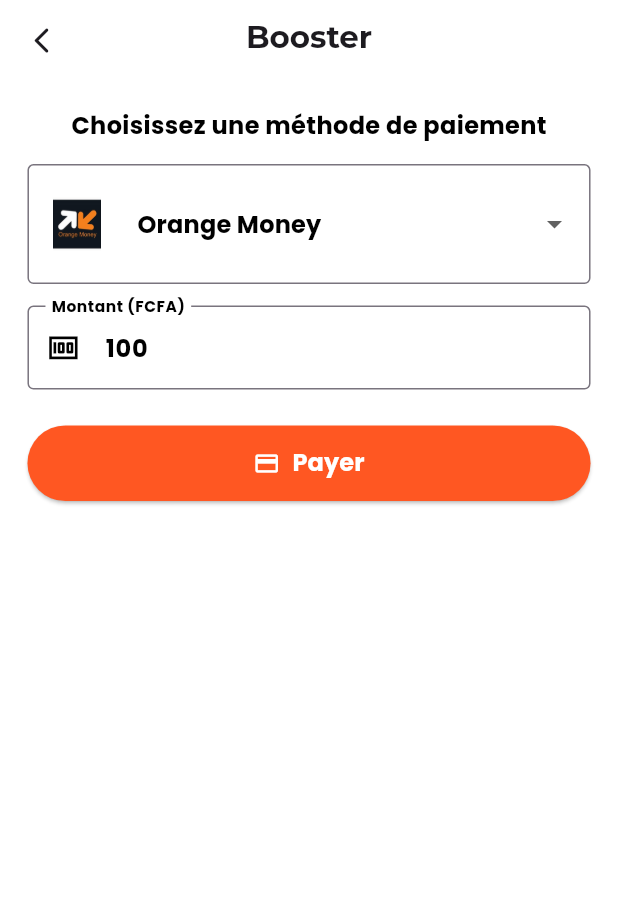
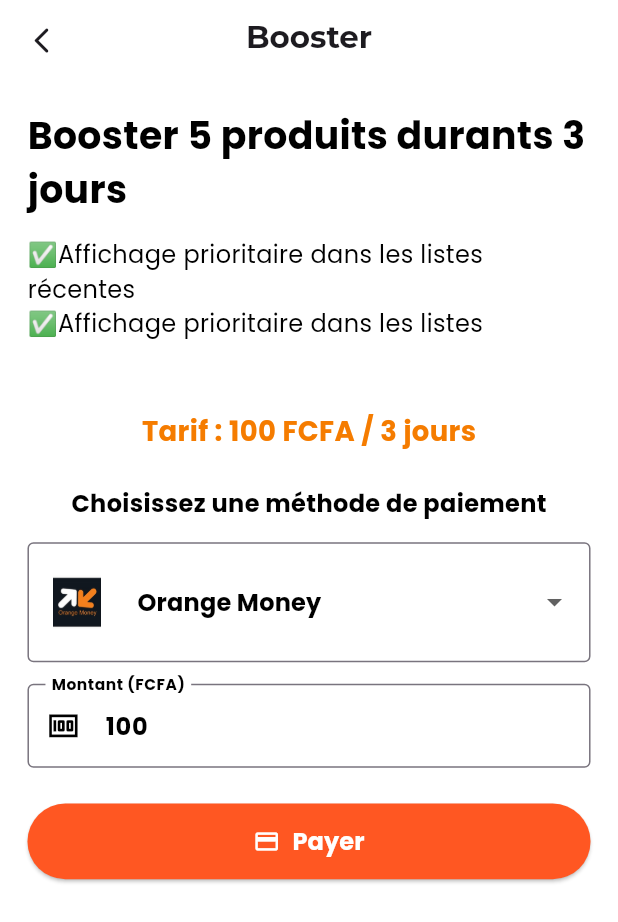
Before and after one commit to salif18/market_place_micro_sugu, a Flutter app: the BoostPage screen opened directly, on a phone screen of 412 x 824 dp. Shown: the top 922 px of the screen. Run offline on Flutter 3.47's test engine with Material 3 defaults, Android fonts, the phone set to English and light mode, and no system bars; our stand-ins replace cloud_firestore, dio, firebase_auth, firebase_core, firebase_messaging, firebase_storage and 8 more; missing offline and left inert: flutter_mdi_icons; accounts and stored records are empty.

Commit message:
correction de tarif dbonnement

```diff
--- a/sugu/lib/views/abonnement/boost.dart
+++ b/sugu/lib/views/abonnement/boost.dart
@@ -133,6 +133,33 @@ class _BoostPageState extends State<BoostPage> {
                     mainAxisAlignment: MainAxisAlignment.center,
                     children: [
                       Text(
+                        "Booster 5 produits durants 3 jours",
+                        style: GoogleFonts.poppins(
+                          fontSize: 22.sp,
+                          fontWeight: FontWeight.bold,
+                          color: Colors.black,
+                        ),
+                      ),
+                      SizedBox(height: 12.h),
+                      Text(
+                        "✅Affichage prioritaire dans les listes récentes \n"
+                        "✅Affichage prioritaire dans les listes \n",
+                        style: GoogleFonts.poppins(
+                          fontSize: 14.sp,
+                          color: Colors.black,
+                        ),
+                      ),
+                      SizedBox(height: 20.h),
+                      Text(
+                        "Tarif : 100 FCFA / 3 jours",
+                        style: GoogleFonts.poppins(
+                          fontSize: 16.sp,
+                          color: Colors.orange.shade700,
+                          fontWeight: FontWeight.bold,
+                        ),
+                      ),
+                      SizedBox(height: 20.h),
+                      Text(
                         "Choisissez une méthode de paiement",
                         style: GoogleFonts.poppins(
                           fontSize: 14.sp,
--- a/sugu/lib/views/annonces/annonce.dart
+++ b/sugu/lib/views/annonces/annonce.dart
@@ -121,10 +121,8 @@ class _VosAnnonceViewState extends State<VosAnnonceView> {
               stream:
                   FirebaseFirestore.instance
                       .collection('articles')
-                      .where(
-                        'userId',
-                        isEqualTo: FirebaseAuth.instance.currentUser!.uid,
-                      )
+                      .where('userId',isEqualTo: FirebaseAuth.instance.currentUser!.uid)
+                      .orderBy('createdAt', descending: true)
                       .snapshots(),
               builder: (context, snapshot) {
                 if (snapshot.connectionState == ConnectionState.waiting) {
--- a/sugu/lib/views/catégories/categories_view.dart
+++ b/sugu/lib/views/catégories/categories_view.dart
@@ -79,6 +79,8 @@ class _CategoriesViewState extends State<CategoriesView> {
                   FirebaseFirestore.instance
                       .collection('articles')
                       .where('categorie', isEqualTo: widget.categoryName)
+                      .orderBy('boost', descending: true)
+                      .orderBy('createdAt', descending: true)
                       .snapshots(),
               builder: (context, snapshot) {
                 if (snapshot.connectionState == ConnectionState.waiting) {
--- a/sugu/lib/views/home/widgets/build_product_annonce.dart
+++ b/sugu/lib/views/home/widgets/build_product_annonce.dart
@@ -13,8 +13,9 @@ class BuildProductAnnonce extends StatelessWidget {
       stream:
           FirebaseFirestore.instance
               .collection('articles')
+              .orderBy('boost', descending: true)
               .orderBy('createdAt', descending: true)
-              .limit(10)
+              .limit(20)
               .snapshots(),
 
       builder: (context, snapshot) {
--- a/sugu/lib/views/profil/profil.dart
+++ b/sugu/lib/views/profil/profil.dart
@@ -70,8 +70,8 @@ class _ProfilViewState extends State<ProfilView> {
                 if (user != null) BuildDeleteBouton(),
                 if (user == null) BuildConnexionBouton(),
                 if (user != null) BuildLogoutBouton(),
-                SizedBox(height: 125.h),
-                BuildCopyrigth(),
+                // SizedBox(height: 125.h),
+                // BuildCopyrigth(),
               ]),
             ),
           ],
--- a/sugu/lib/views/profil/widget/infos_profil.dart
+++ b/sugu/lib/views/profil/widget/infos_profil.dart
@@ -16,9 +16,9 @@ class BuildProfilInfos extends StatelessWidget {
         decoration: BoxDecoration(
           color: Colors.white,
           borderRadius: BorderRadius.circular(10.r),
-          border: Border(
-            bottom: BorderSide(width: 1, color: Colors.orange.shade700),
-          ),
+          // border: Border(
+          //   bottom: BorderSide(width: 1, color: Colors.orange.shade700),
+          // ),
         ),
         child:
             user != null
--- a/sugu/lib/views/search/search.dart
+++ b/sugu/lib/views/search/search.dart
@@ -26,6 +26,7 @@ class _SearchViewState extends State<SearchView> {
       final snapshot =
           await FirebaseFirestore.instance
               .collection('articles')
+              .orderBy('boost', descending: true)
               .orderBy('createdAt', descending: true)
               .get();
 
```
Also changed, not shown: sugu/lib/views/abonnement/abonement_view.dart (+5 -7 lines), sugu/lib/views/payement/payement_view.dart (+19 -0 lines).
